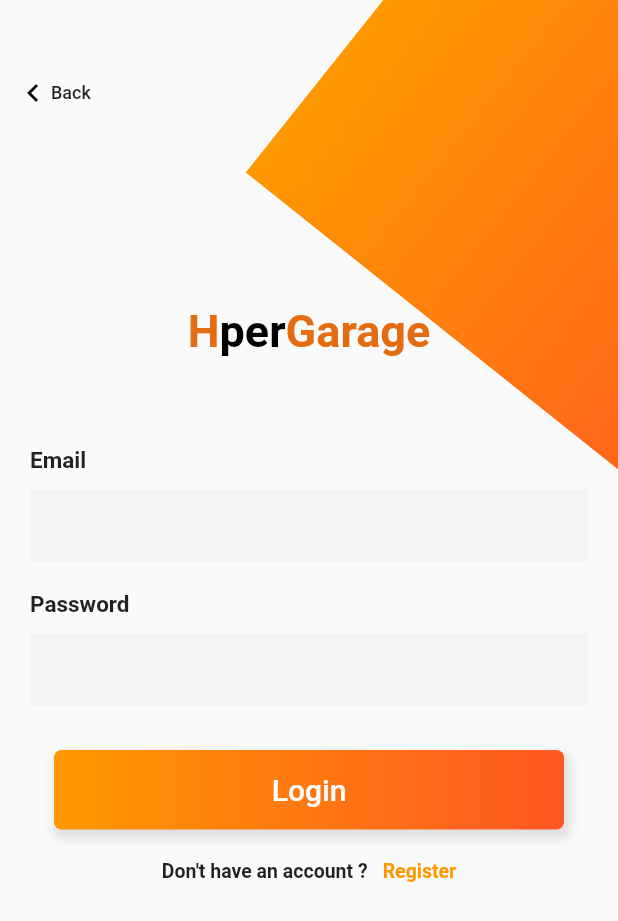
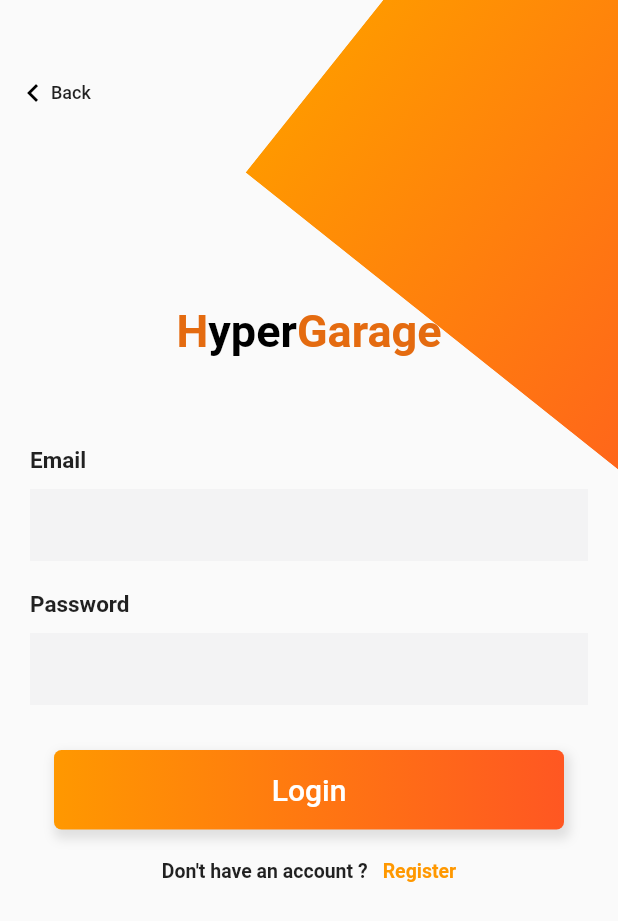
Before and after one commit to francesJD/hyper_garage_sale, a Flutter app: the SignIn screen opened directly, on a phone screen of 412 x 824 dp. Shown: the top 921 px of the screen. Run offline on Flutter 3.47's test engine with Material 2 defaults, Android fonts, the phone set to English and light mode, and no system bars; our stand-ins replace cached_network_image, cloud_firestore, firebase_auth, firebase_core, firebase_storage, flutter_spinkit; missing offline and left inert: multi_image_picker; accounts and stored records are empty.

```diff
--- a/lib/sources/logo2.dart
+++ b/lib/sources/logo2.dart
@@ -21,7 +21,7 @@ class Logo2 extends StatelessWidget {
           // ),
           children: [
             TextSpan(
-              text: 'per',
+              text: 'yper',
               style: TextStyle(color: Colors.black, fontSize: 30),
             ),
             TextSpan(
```
Also changed, not shown: 1 other file.
